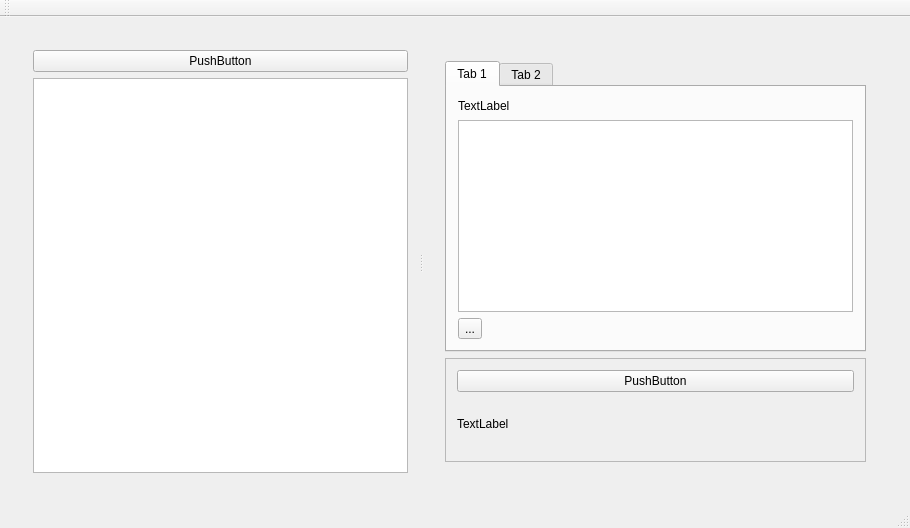
Old version of the form src/mainwindow.ui in the repository app211/jaqet.
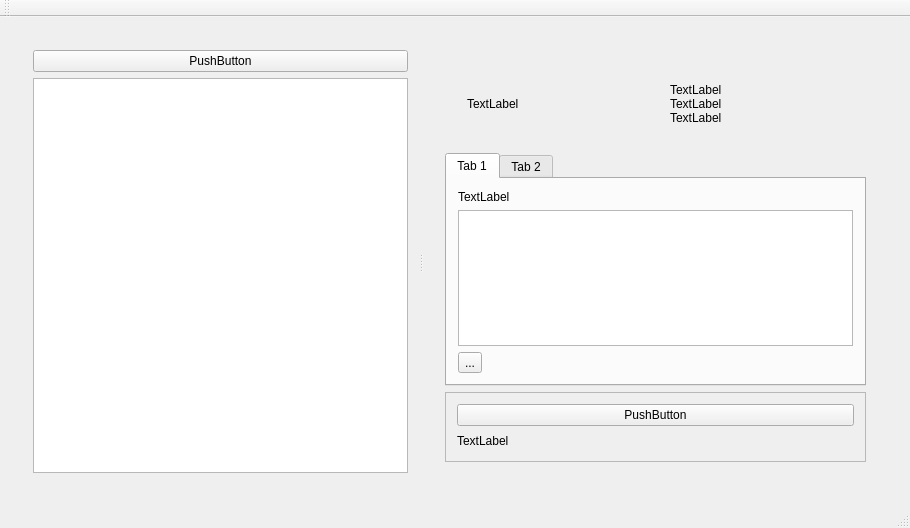
New version of the form.

```diff
--- a/src/mainwindow.ui
+++ b/src/mainwindow.ui
@@ -57,6 +57,67 @@
              </widget>
              <widget class="QWidget" name="page_2">
               <layout class="QVBoxLayout" name="verticalLayout_8">
+               <item>
+                <widget class="QWidget" name="widget_4" native="true">
+                 <layout class="QHBoxLayout" name="horizontalLayout">
+                  <item>
+                   <widget class="QWidget" name="widget_5" native="true">
+                    <property name="sizePolicy">
+                     <sizepolicy hsizetype="Minimum" vsizetype="Minimum">
+                      <horstretch>0</horstretch>
+                      <verstretch>0</verstretch>
+                     </sizepolicy>
+                    </property>
+                    <layout class="QVBoxLayout" name="verticalLayout">
+                     <item>
+                      <widget class="QLabel" name="labelMovieScraper">
+                       <property name="sizePolicy">
+                        <sizepolicy hsizetype="Minimum" vsizetype="Minimum">
+                         <horstretch>0</horstretch>
+                         <verstretch>0</verstretch>
+                        </sizepolicy>
+                       </property>
+                       <property name="text">
+                        <string>TextLabel</string>
+                       </property>
+                      </widget>
+                     </item>
+                    </layout>
+                   </widget>
+                  </item>
+                  <item>
+                   <widget class="QWidget" name="widget_6" native="true">
+                    <layout class="QVBoxLayout" name="verticalLayout_3">
+                     <property name="spacing">
+                      <number>0</number>
+                     </property>
+                     <item>
+                      <widget class="QLabel" name="labelMovieTitle">
+                       <property name="text">
+                        <string>TextLabel</string>
+                       </property>
+                      </widget>
+                     </item>
+                     <item>
+                      <widget class="QLabel" name="labelSeasonEpisode">
+                       <property name="text">
+                        <string>TextLabel</string>
+                       </property>
+                      </widget>
+                     </item>
+                     <item>
+                      <widget class="QLabel" name="labelEpisodeTitle">
+                       <property name="text">
+                        <string>TextLabel</string>
+                       </property>
+                      </widget>
+                     </item>
+                    </layout>
+                   </widget>
+                  </item>
+                 </layout>
+                </widget>
+               </item>
                <item>
                 <widget class="QTabWidget" name="tabWidget_2">
                  <property name="currentIndex">
@@ -118,7 +179,7 @@
                     <x>0</x>
                     <y>0</y>
                     <width>426</width>
-                    <height>90</height>
+                    <height>76</height>
                    </rect>
                   </property>
                   <layout class="QVBoxLayout" name="verticalLayout_9">
```
